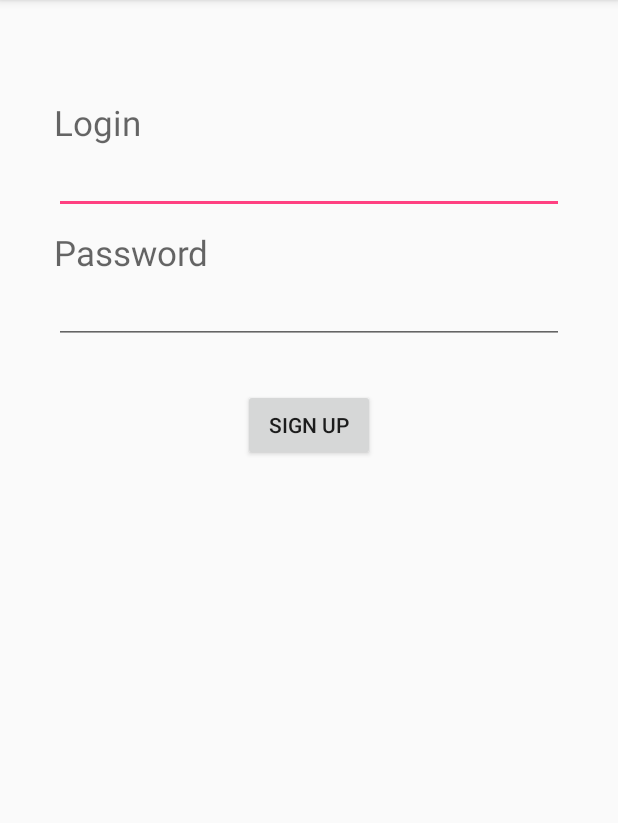
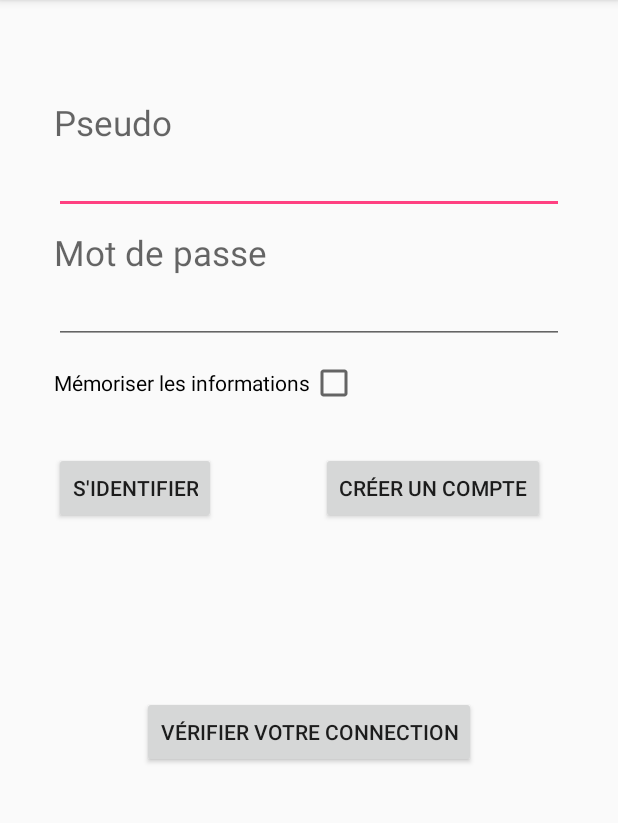
Before and after one commit to HealthyMB/PrototypeHMB, an Android app: the screen it shows after launch (Accountcreation before the commit, Authentification after it), on a phone screen of 412 x 824 dp, the part 84-907 px from its top. Run offline under Robolectric (Android 15) with nearby library versions, the phone set to English and light mode, and no system bars.

Commit message:
Scroll view et navigation

```diff
--- a/app/src/main/res/layout/activity_authentification.xml
+++ b/app/src/main/res/layout/activity_authentification.xml
@@ -1,5 +1,5 @@
 <?xml version="1.0" encoding="utf-8"?>
-<LinearLayout xmlns:android="http://schemas.android.com/apk/res/android"
+<ScrollView xmlns:android="http://schemas.android.com/apk/res/android"
     xmlns:tools="http://schemas.android.com/tools"
     android:layout_width="match_parent"
     android:layout_height="match_parent"
@@ -8,6 +8,11 @@
     android:paddingRight="@dimen/activity_horizontal_margin"
     android:paddingTop="@dimen/activity_vertical_margin"
     tools:context="efrei.healthymb.Authentification"
+    android:orientation="vertical">
+
+    <LinearLayout
+        android:layout_width="match_parent"
+        android:layout_height="match_parent"
         android:orientation="vertical">
 
         <TextView
@@ -50,14 +55,38 @@
             android:layout_marginLeft="20dp"
             android:layout_marginRight="20dp" />
 
+        <CheckBox
+            android:layout_width="wrap_content"
+            android:layout_height="wrap_content"
+            android:text="Mémoriser les informations"
+            android:id="@+id/checkBox"
+            android:button="@null"
+            android:drawableRight="?android:attr/listChoiceIndicatorMultiple"
+            android:layout_marginLeft="20dp"
+            android:layout_marginTop="10dp" />
+
+        <LinearLayout
+            android:orientation="horizontal"
+            android:layout_width="match_parent"
+            android:layout_height="wrap_content"
+            android:layout_marginTop="30dp"
+            android:layout_marginLeft="20dp">
+
             <Button
                 android:layout_width="wrap_content"
                 android:layout_height="wrap_content"
                 android:text="@string/b_signin"
                 android:id="@+id/b_signin"
-        android:layout_gravity="center_horizontal"
-        android:layout_marginTop="30dp"
                 android:onClick="onClick" />
+
+            <Button
+                android:layout_width="wrap_content"
+                android:layout_height="wrap_content"
+                android:id="@+id/b_create"
+                android:layout_marginLeft="70dp"
+                android:text="@string/creerCompte"
+                android:onClick="onClick" />
+        </LinearLayout>
 
         <TextView
             android:layout_width="wrap_content"
@@ -82,5 +111,5 @@
             android:textAppearance="?android:attr/textAppearanceMedium"
             android:id="@+id/L_Co"
             android:layout_gravity="center_horizontal" />
-
     </LinearLayout>
+</ScrollView>
--- a/app/src/main/res/values/strings.xml
+++ b/app/src/main/res/values/strings.xml
@@ -1,9 +1,23 @@
 <resources>
     <string name="app_name">HealthyMB</string>
     <string name="l_menu">Menu</string>
-    <string name="l_login">Login</string>
-    <string name="l_password">Password</string>
-    <string name="b_signin">Sign In</string>
-    <string name="b_checkco">Check your connection</string>
-    <string name="b_signup">Sign up</string>
+    <string name="l_login">Pseudo</string>
+    <string name="l_password">Mot de passe</string>
+    <string name="b_signin">S\'identifier</string>
+    <string name="b_checkco">Vérifier votre connection</string>
+    <string name="b_signup">S\'enregister</string>
+    <string name="creerCompte">Créer un compte</string>
+    <string name="generalites">Généralités</string>
+    <string name="sexe">Sexe :</string>
+    <string name="masculin">Masculin</string>
+    <string name="feminin">Feminin</string>
+    <string name="taille">Taille :</string>
+    <string name="poids">Poids :</string>
+    <string name="age">Age :</string>
+    <string name="objectifs">Objectifs :</string>
+    <string name="perdrePoids">Perdre du poids :</string>
+    <string name="physique">Se maintenir physiquement :</string>
+    <string name="muscu">Se renforcer musculairement :</string>
+    <string name="valider">Valider</string>
+    <string name="confirmMdp">Confirmez le mot de passe</string>
 </resources>
```
Also changed, not shown: app/src/main/AndroidManifest.xml (+5 -4 lines), app/src/main/java/efrei/healthymb/Accountcreation.java (+16 -5 lines), app/src/main/java/efrei/healthymb/Authentification.java (+15 -4 lines), app/src/main/res/layout/activity_accountcreation.xml (+52 -2 lines), app/src/main/res/layout/activity_formulaire.xml (+17 -14 lines), app/src/main/res/layout/activity_menu.xml (+11 -5 lines), 36 other files. Lines whose indentation alone changed are shown as unchanged.
